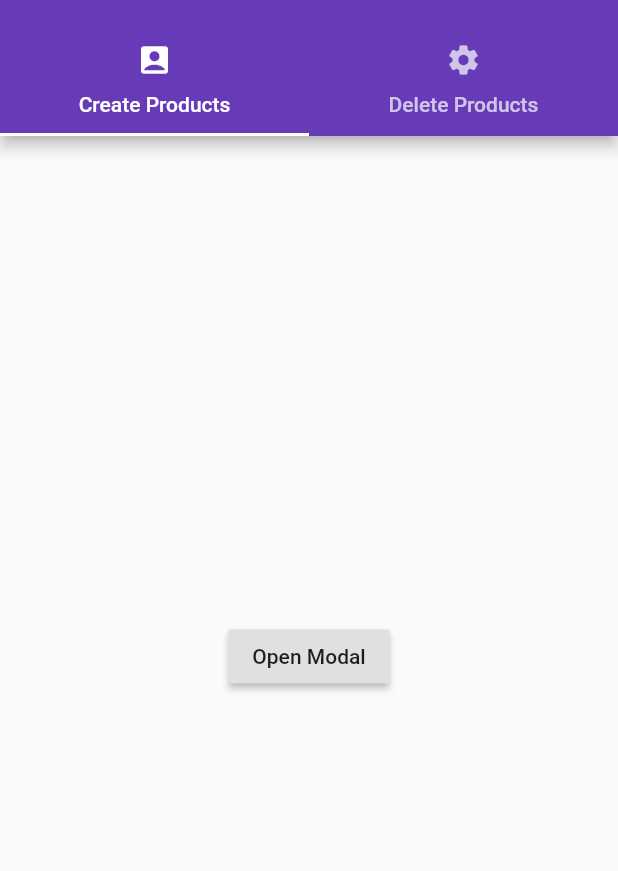
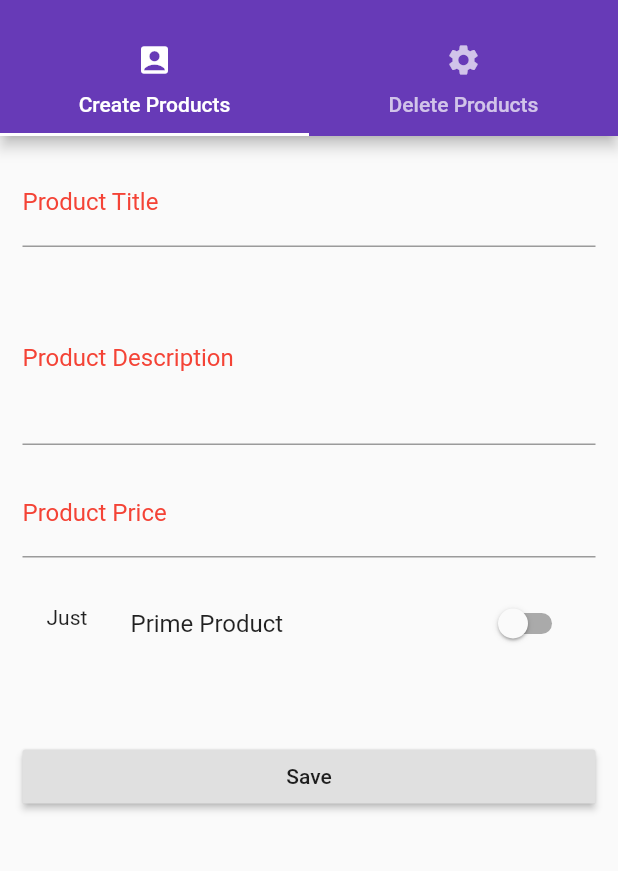
Before and after one commit to GuruprasathRamaprasath/Flutter-App, a Flutter app: the ProductsAdmin screen opened by its route, on a phone screen of 412 x 824 dp, the part 59-930 px from its top. Run offline on Flutter 3.47's test engine with Material 2 defaults, Android fonts, the phone set to English and light mode, and no system bars; our stand-ins replace shared_preferences; accounts and stored records are empty.

Commit message:
Added TextFields

```diff
--- a/lib/createproduct.dart
+++ b/lib/createproduct.dart
@@ -1,31 +1,91 @@
 import 'package:flutter/material.dart';
+import 'package:shared_preferences/shared_preferences.dart';
 
-class CreateProductsView extends StatelessWidget {
-  Widget _buildListTile(BuildContext context, int index) {
-    return ListTile(
-      title: Text('Just a Trail'),
-      subtitle: Text('Modal app'),
-    );
+class CreateProductsView extends StatefulWidget {
+  @override
+  State<StatefulWidget> createState() {
+    // TODO: implement createState
+    return _createProductViewState();
   }
+}
 
+class _createProductViewState extends State<CreateProductsView> {
+  String title = '';
+  String description = '';
+  String price = '';
+  bool isPrimeProduct = false;
   @override
   Widget build(BuildContext context) {
     // TODO: implement build
 
-    return Center(
-      child: RaisedButton(
-        child: Text('Open Modal'),
-        onPressed: () {
-          showModalBottomSheet(
-              context: context,
-              builder: (BuildContext context) {
-                return ListView.builder(
-                  itemBuilder: _buildListTile,
-                  itemCount: 10,
-                );
-              });
-        },
-      ),
+    return Container(
+      margin: EdgeInsets.all(15.0),
+      child: ListView(children: <Widget>[
+        TextField(
+          decoration: InputDecoration(
+              labelText: 'Product Title',
+              labelStyle: TextStyle(color: Colors.red)),
+          keyboardType: TextInputType.text,
+          onSubmitted: (String value) {
+            setState(() {
+              title = value;
+            });
+          },
+        ),
+        Text(title),
+        TextField(
+          decoration: InputDecoration(
+              labelText: 'Product Description',
+              labelStyle: TextStyle(color: Colors.red)),
+          keyboardType: TextInputType.text,
+          maxLines: 4,
+          onSubmitted: (String value) {
+            setState(() {
+              description = value;
+            });
+          },
+        ),
+        Text(description),
+        TextField(
+          decoration: InputDecoration(
+              labelText: 'Product Price',
+              labelStyle: TextStyle(color: Colors.red)),
+          keyboardType: TextInputType.text,
+          onSubmitted: (String value) {
+            setState(() {
+              price = value;
+            });
+          },
+        ),
+        Text(price),
+        SwitchListTile(
+          value: isPrimeProduct,
+          onChanged: (bool isChanged) {
+            setState(() {
+              isPrimeProduct = isChanged;
+            });
+          },
+          title: Text('Prime Product'),
+          secondary: Text('Just'),
+        ),
+        SizedBox(
+          height: 50.0,
+        ),
+        RaisedButton(
+          child: Text('Save'),
+          onPressed: () {
+            saveProducts(title, description, price);
+          },
+        )
+      ]),
     );
   }
+
+  saveProducts(String title, String descrption, String price) async {
+    SharedPreferences prefs = await SharedPreferences.getInstance();
+    await prefs.setString('productTitle', title);
+    await prefs.setString('productDescription', descrption);
+    await prefs.setString('productPrice', price);
+    print(prefs.getString('productTitle'));
+  }
 }
--- a/lib/main.dart
+++ b/lib/main.dart
@@ -14,7 +14,7 @@ class MyApp extends StatelessWidget {
       home: AuthPage(),
       routes: {
         '/home': (BuildContext context) => HomePage(),
- '/admin': (BuildContext context) => ProductsAdmin()
+        '/admin': (BuildContext context) => ProductsAdmin()
       },
     ); // Core Route Widget
   }
--- a/pubspec.yaml
+++ b/pubspec.yaml
@@ -19,6 +19,7 @@ dependencies:
   # The following adds the Cupertino Icons font to your application.
   # Use with the CupertinoIcons class for iOS style icons.
   cupertino_icons: ^0.1.2
+  shared_preferences: ^0.4.3
 
 dev_dependencies:
   flutter_test:
```
Also changed, not shown: lib/products_manager.dart (+8 -2 lines), 6 other files.
